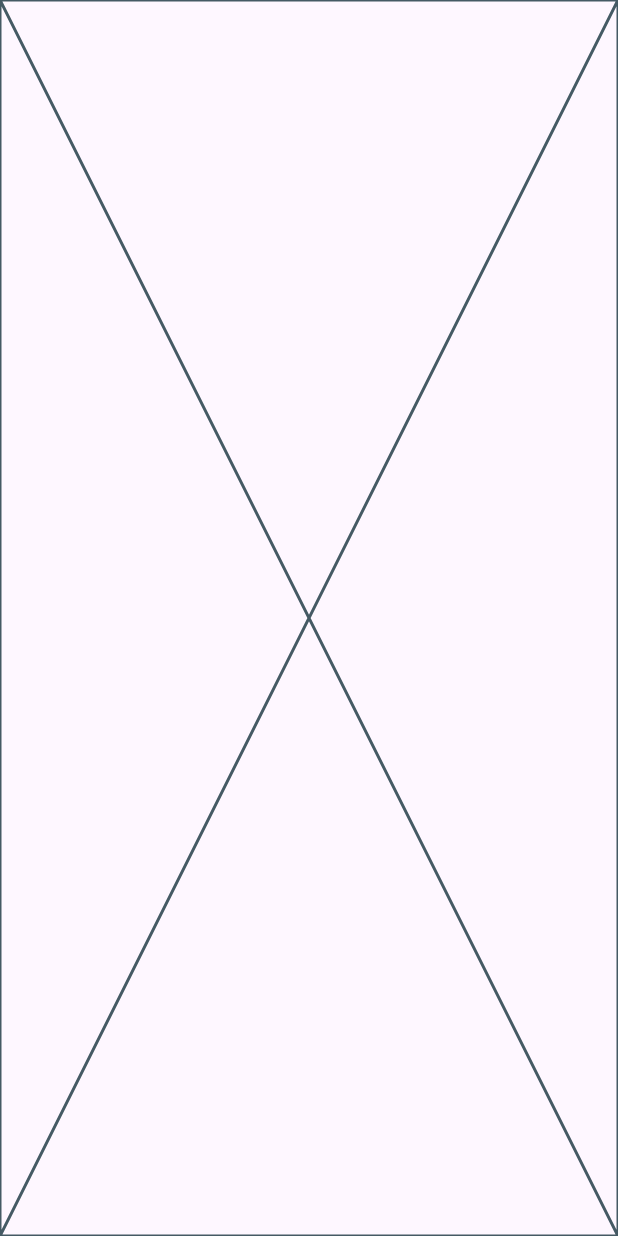
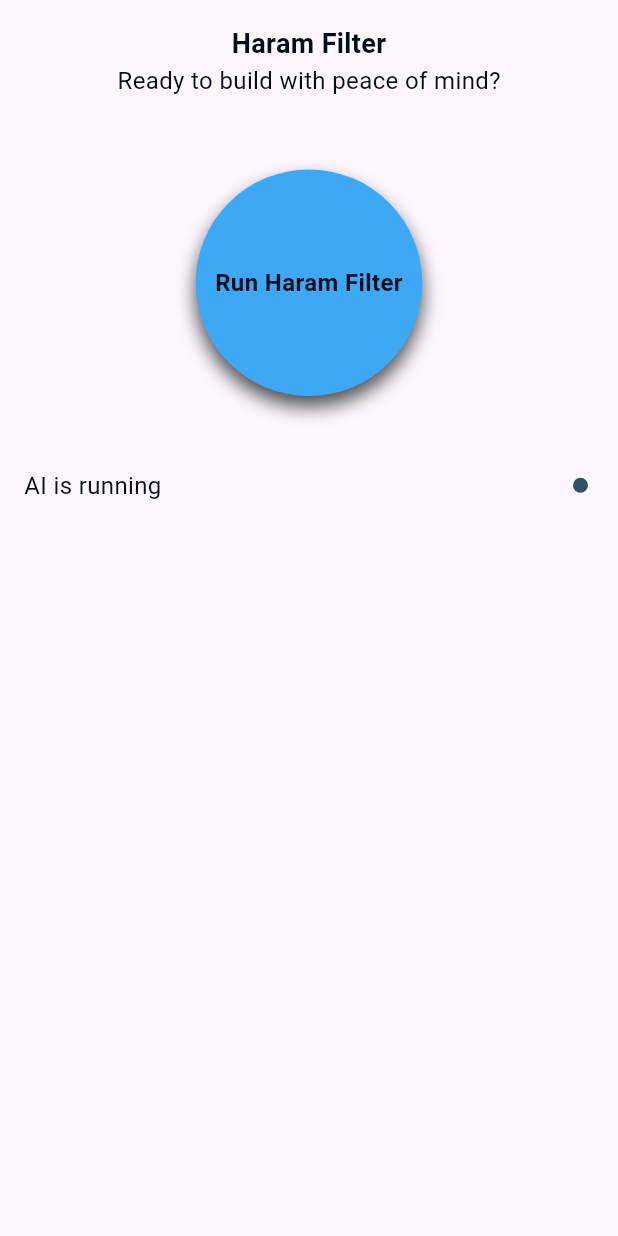
Before and after one commit to Mohamed-Emad1/HaramFilter, a Flutter app: the HomeView screen opened by its route, on a phone screen of 412 x 824 dp. Run offline on Flutter 3.47's test engine with Material 3 defaults, Android fonts, the phone set to English and light mode, and no system bars; our stand-ins replace bloc, dartz, flutter_bloc, get_it; Roboto replaces fonts that are missing (Manrope).

Commit message:
Add AI model functionality with state management and UI updates

```diff
--- /dev/null
+++ b/lib/core/helper_functions/build_bar_message.dart
@@ -0,0 +1,8 @@
+import 'package:flutter/material.dart';
+import 'package:haram_filter/core/styles/app_styles.dart';
+
+void buildBarMessage(BuildContext context, final String message) {
+  ScaffoldMessenger.of(context).showSnackBar(
+    SnackBar(content: Text(message, style: AppStyles.titleLarge22Bold)),
+  );
+}
--- /dev/null
+++ b/lib/core/services/service_locator.dart
@@ -0,0 +1,9 @@
+import 'package:get_it/get_it.dart';
+import 'package:haram_filter/features/data/repos/model_repo_imp.dart';
+import 'package:haram_filter/features/domain/repos/model_repo.dart';
+
+final getIt = GetIt.instance;
+
+void setupServiceLocator() {
+  getIt.registerSingleton<ModelRepo>(ModelRepoImp());
+}
--- a/lib/core/styles/app_colors.dart
+++ b/lib/core/styles/app_colors.dart
@@ -3,4 +3,5 @@ import 'package:flutter/cupertino.dart';
 abstract class AppColors {
   static const buttonColor = Color(0xff3DA8F5);
   static const dotsColor = Color(0xff305269);
+  static const greenColor = Color(0xff0AD95C);
 }
--- /dev/null
+++ b/lib/features/data/repos/model_repo_imp.dart
@@ -0,0 +1,10 @@
+import 'package:dartz/dartz.dart';
+import 'package:haram_filter/features/domain/repos/model_repo.dart';
+
+class ModelRepoImp extends ModelRepo{
+  @override
+  Future<Either<String, String>> runModel() {
+    // TODO: implement runModel
+    throw UnimplementedError();
+  }
+}
--- /dev/null
+++ b/lib/features/domain/repos/model_repo.dart
@@ -0,0 +1,6 @@
+import 'package:dartz/dartz.dart';
+
+abstract class ModelRepo {
+  Future<Either<String, String>> runModel();
+
+}
--- /dev/null
+++ b/lib/features/home/presentation/manager/cubit/model_run_cubit.dart
@@ -0,0 +1,29 @@
+import 'package:bloc/bloc.dart';
+import 'package:haram_filter/features/domain/repos/model_repo.dart';
+import 'package:meta/meta.dart';
+
+part 'model_run_state.dart';
+
+class ModelRunCubit extends Cubit<ModelRunState> {
+  ModelRunCubit({required this.modelRepo}) : super(ModelRunInitial());
+
+  final ModelRepo modelRepo;
+
+  bool isRunning = false;
+
+  Future runModel() async {
+    emit(ModelRunLoading());
+    // Simulate a model run with a delay
+    Future.delayed(Duration(seconds: 2), () {
+      // Here you would typically call your model and handle success or failure
+      // For now, we will just emit success for demonstration purposes
+      if (!isRunning) {
+        emit(ModelRunSuccess());
+        isRunning = true;
+      } else {
+        emit(ModelRunStopped());
+        isRunning = false;
+      }
+    });
+  }
+}
--- /dev/null
+++ b/lib/features/home/presentation/manager/cubit/model_run_state.dart
@@ -0,0 +1,10 @@
+part of 'model_run_cubit.dart';
+
+@immutable
+sealed class ModelRunState {}
+
+final class ModelRunInitial extends ModelRunState {}
+final class ModelRunSuccess extends ModelRunState {}
+final class ModelRunLoading extends ModelRunState {}
+final class ModelRunFailure extends ModelRunState {}
+final class ModelRunStopped extends ModelRunState {}
--- a/lib/features/home/presentation/views/home_view.dart
+++ b/lib/features/home/presentation/views/home_view.dart
@@ -1,4 +1,8 @@
 import 'package:flutter/material.dart';
+import 'package:flutter_bloc/flutter_bloc.dart';
+import 'package:haram_filter/core/services/service_locator.dart';
+import 'package:haram_filter/features/domain/repos/model_repo.dart';
+import 'package:haram_filter/features/home/presentation/manager/cubit/model_run_cubit.dart';
 import 'package:haram_filter/features/home/presentation/views/widgets/home_view_body.dart';
 
 class HomeView extends StatelessWidget {
@@ -7,6 +11,14 @@ class HomeView extends StatelessWidget {
 
   @override
   Widget build(BuildContext context) {
-    return const Scaffold(body: HomeViewBody());
+    return Scaffold(
+      body: SafeArea(
+        child: BlocProvider(
+          create: (context) => ModelRunCubit(modelRepo: getIt.get<ModelRepo>()),
+
+          child: HomeViewBody(),
+        ),
+      ),
+    );
   }
 }
--- a/lib/features/home/presentation/views/widgets/home_view_body.dart
+++ b/lib/features/home/presentation/views/widgets/home_view_body.dart
@@ -1,10 +1,31 @@
 import 'package:flutter/material.dart';
+import 'package:haram_filter/core/styles/app_styles.dart';
+import 'package:haram_filter/features/home/presentation/views/widgets/model_run_button.dart';
+import 'package:haram_filter/features/home/presentation/views/widgets/model_state.dart';
+import 'package:haram_filter/generated/l10n.dart';
 
 class HomeViewBody extends StatelessWidget {
   const HomeViewBody({super.key});
 
   @override
   Widget build(BuildContext context) {
-    return const Placeholder();
+    return Padding(
+      padding: const EdgeInsets.all(16.0),
+      child: Column(
+        // mainAxisAlignment: MainAxisAlignment.center,
+        crossAxisAlignment: CrossAxisAlignment.center,
+        children: [
+          Text(
+            S.of(context).haramFilterTitle,
+            style: AppStyles.titleMedium18Bold,
+          ),
+          Text(S.of(context).homeTitle, style: AppStyles.bodyMedium16Regular),
+          SizedBox(height: 48),
+          ModelRunButton(),
+          SizedBox(height: 48),
+          ModelState(),
+        ],
+      ),
+    );
   }
 }
--- /dev/null
+++ b/lib/features/home/presentation/views/widgets/model_run_button.dart
@@ -0,0 +1,96 @@
+import 'package:flutter/material.dart';
+import 'package:flutter_bloc/flutter_bloc.dart';
+import 'package:haram_filter/core/helper_functions/build_bar_message.dart';
+import 'package:haram_filter/core/styles/app_colors.dart';
+import 'package:haram_filter/features/home/presentation/manager/cubit/model_run_cubit.dart';
+import 'package:haram_filter/features/home/presentation/views/widgets/run_button_style.dart';
+import 'package:haram_filter/generated/l10n.dart';
+
+class ModelRunButton extends StatefulWidget {
+  const ModelRunButton({super.key});
+
+  @override
+  State<ModelRunButton> createState() => _ModelRunButtonState();
+}
+
+class _ModelRunButtonState extends State<ModelRunButton>
+    with TickerProviderStateMixin {
+  late AnimationController _animationController;
+  late Animation<double> _scaleAnimation;
+  late Animation<double> _opacityAnimation;
+
+  @override
+  void initState() {
+    super.initState();
+    _animationController = AnimationController(
+      duration: const Duration(milliseconds: 2500),
+      vsync: this,
+    );
+
+    _scaleAnimation = Tween<double>(begin: 0.0, end: 3.0).animate(
+      CurvedAnimation(parent: _animationController, curve: Curves.easeOut),
+    );
+
+    _opacityAnimation = Tween<double>(begin: 0.8, end: 0.0).animate(
+      CurvedAnimation(parent: _animationController, curve: Curves.easeOut),
+    );
+  }
+
+  @override
+  void dispose() {
+    _animationController.dispose();
+    super.dispose();
+  }
+
+  void _startAnimation() {
+    _animationController.reset();
+    _animationController.forward();
+  }
+
+  @override
+  Widget build(BuildContext context) {
+    return BlocBuilder<ModelRunCubit, ModelRunState>(
+      builder: (context, state) {
+        return Stack(
+          alignment: Alignment.center,
+          children: [
+            // Background animation
+            AnimatedBuilder(
+              animation: _animationController,
+              builder: (context, child) {
+                return Transform.scale(
+                  scale: _scaleAnimation.value,
+                  child: Container(
+                    width: 100,
+                    height: 100,
+                    decoration: BoxDecoration(
+                      shape: BoxShape.circle,
+                      color: AppColors.buttonColor.withValues(
+                        alpha: _opacityAnimation.value,
+                      ),
+                    ),
+                  ),
+                );
+              },
+            ),
+            // Main button
+            GestureDetector(
+              onTap: () {
+                _startAnimation();
+                BlocProvider.of<ModelRunCubit>(context).runModel();
+                if (state is ModelRunLoading) {
+                  // context.read<ModelRunCubit>().runModel();
+                } else if (state is ModelRunSuccess) {
+                  buildBarMessage(context, S.of(context).aiRunning);
+                } else if (state is ModelRunFailure) {
+                  buildBarMessage(context, S.of(context).failedToRunAI);
+                }
+              },
+              child: RunButtonStyle(state: state),
+            ),
+          ],
+        );
+      },
+    );
+  }
+}
--- /dev/null
+++ b/lib/features/home/presentation/views/widgets/model_state.dart
@@ -0,0 +1,29 @@
+import 'package:flutter/widgets.dart';
+import 'package:flutter_bloc/flutter_bloc.dart';
+import 'package:haram_filter/core/styles/app_colors.dart';
+import 'package:haram_filter/core/styles/app_styles.dart';
+import 'package:haram_filter/features/home/presentation/manager/cubit/model_run_cubit.dart';
+import 'package:haram_filter/features/onboarding/presentation/views/widgets/active_dot.dart';
+import 'package:haram_filter/features/onboarding/presentation/views/widgets/in_active_dot.dart';
+import 'package:haram_filter/generated/l10n.dart';
+
+class ModelState extends StatelessWidget {
+  const ModelState({super.key});
+
+  @override
+  Widget build(BuildContext context) {
+    return BlocBuilder<ModelRunCubit, ModelRunState>(
+      builder: (context, state) {
+        return Row(
+          children: [
+            Text(S.of(context).aiRunning, style: AppStyles.bodyMedium16Regular),
+            Spacer(),
+            state is ModelRunSuccess
+                ? ActiveDot(dotColor: AppColors.greenColor)
+                : InActiveDot(),
+          ],
+        );
+      },
+    );
+  }
+}
--- /dev/null
+++ b/lib/features/home/presentation/views/widgets/run_button_style.dart
@@ -0,0 +1,43 @@
+import 'package:flutter/material.dart';
+import 'package:haram_filter/core/styles/app_colors.dart';
+import 'package:haram_filter/core/styles/app_styles.dart';
+import 'package:haram_filter/features/home/presentation/manager/cubit/model_run_cubit.dart';
+import 'package:haram_filter/generated/l10n.dart';
+
+class RunButtonStyle extends StatelessWidget {
+  const RunButtonStyle({super.key, required this.state});
+
+  final ModelRunState state;
+
+  @override
+  Widget build(BuildContext context) {
+    return Container(
+      decoration: BoxDecoration(
+        shape: BoxShape.circle,
+        color: AppColors.buttonColor,
+        boxShadow: [
+          BoxShadow(
+            color: const Color.fromARGB(255, 76, 76, 76),
+            offset: Offset(0, 7),
+            blurRadius: 10,
+            spreadRadius: 0,
+          ),
+        ],
+      ),
+      child: Padding(
+        padding: const EdgeInsets.all(64),
+        child: Center(
+          child: state is ModelRunLoading
+              ? CircularProgressIndicator(color: Colors.white)
+              : Text(
+                  state is ModelRunSuccess
+                      ? S.of(context).stopeModel
+                      : S.of(context).runHaramFilter,
+                  style: AppStyles.titleSmall16Bold,
+                  textAlign: TextAlign.center,
+                ),
+        ),
+      ),
+    );
+  }
+}
--- a/lib/features/onboarding/presentation/views/widgets/active_dot.dart
+++ b/lib/features/onboarding/presentation/views/widgets/active_dot.dart
@@ -2,7 +2,8 @@ import 'package:flutter/widgets.dart';
 import 'package:haram_filter/core/styles/app_colors.dart';
 
 class ActiveDot extends StatelessWidget {
-  const ActiveDot({super.key});
+  const ActiveDot({super.key, this.dotColor = AppColors.buttonColor});
+  final Color dotColor;
 
   @override
   Widget build(BuildContext context) {
@@ -11,7 +12,7 @@ class ActiveDot extends StatelessWidget {
       height: 10,
       margin: const EdgeInsets.symmetric(horizontal: 4),
       decoration: BoxDecoration(
-        color: AppColors.buttonColor,
+        color: dotColor,
         shape: BoxShape.circle,
       ),
     );
--- a/lib/l10n/intl_en.arb
+++ b/lib/l10n/intl_en.arb
@@ -6,6 +6,14 @@
     "onboarding_Second_Title": "Real-time AI Filtering",
     "onboarding_Second_Subtitle": "Run the Haram Filter AI model with a tap — get instant feedback whether you're clean or need revision.",
     "onboarding_Third_Title": "Privacy First",
-    "onboarding_Third_Subtitle": "All processing happens on-device, ensuring your data stays private and secure."
+    "onboarding_Third_Subtitle": "All processing happens on-device, ensuring your data stays private and secure.",
+    "welcomeTitle": "Welcome",
+    "homeTitle": "Ready to build with peace of mind?",
+    "haramFilterTitle": "Haram Filter",
+    "runHaramFilter": "Run Haram Filter ",
+    "aiRunning": "AI is running",
+    "aiRunningSubtitle": "Please wait while the AI processes the content.",
+    "failedToRunAI": "Failed to run AI",
+    "stopeModel": "Stop Haram Filter"
 
 }
--- a/lib/main.dart
+++ b/lib/main.dart
@@ -1,10 +1,12 @@
 import 'package:flutter/material.dart';
 import 'package:flutter_localizations/flutter_localizations.dart';
 import 'package:haram_filter/core/helper_functions/on_generate_routes.dart';
+import 'package:haram_filter/core/services/service_locator.dart';
 import 'package:haram_filter/features/onboarding/presentation/views/onboarding_view.dart';
 import 'package:haram_filter/generated/l10n.dart';
 
 void main() {
+  setupServiceLocator();
   runApp(const HaramFilter());
 }
 
@@ -15,7 +17,7 @@ class HaramFilter extends StatelessWidget {
   @override
   Widget build(BuildContext context) {
     return MaterialApp(
-                  localizationsDelegates: [
+      localizationsDelegates: [
         S.delegate,
         GlobalMaterialLocalizations.delegate,
         GlobalWidgetsLocalizations.delegate,
```
Also changed, not shown: pubspec.yaml (+8 -13 lines), lib/generated/intl/messages_en.dart, lib/generated/l10n.dart, pubspec.lock.
